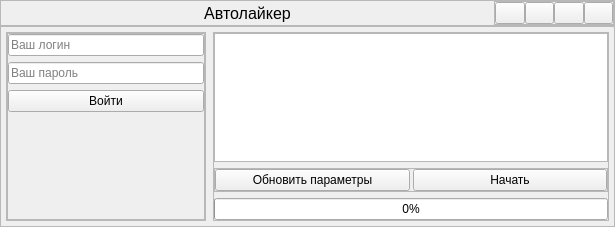
Qt form Interface/MainWindow.ui (Daniil-Solo/InstagramBot) before a commit.
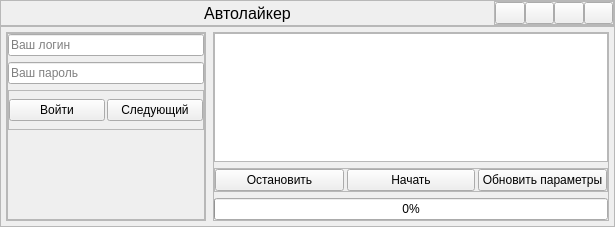
The same form after that commit. Icons and pictures are not drawn.

Commit message: add stop button and next user button

```diff
--- a/Interface/MainWindow.ui
+++ b/Interface/MainWindow.ui
@@ -242,10 +242,56 @@
               </widget>
              </item>
              <item>
-              <widget class="QPushButton" name="authorize_button">
-               <property name="text">
-                <string>Войти</string>
+              <widget class="QFrame" name="auth_buttons">
+               <property name="minimumSize">
+                <size>
+                 <width>0</width>
+                 <height>40</height>
+                </size>
                </property>
+               <property name="frameShape">
+                <enum>QFrame::StyledPanel</enum>
+               </property>
+               <property name="frameShadow">
+                <enum>QFrame::Raised</enum>
+               </property>
+               <layout class="QHBoxLayout" name="horizontalLayout_5">
+                <property name="spacing">
+                 <number>2</number>
+                </property>
+                <property name="leftMargin">
+                 <number>0</number>
+                </property>
+                <property name="topMargin">
+                 <number>0</number>
+                </property>
+                <property name="rightMargin">
+                 <number>0</number>
+                </property>
+                <property name="bottomMargin">
+                 <number>0</number>
+                </property>
+                <item>
+                 <widget class="QPushButton" name="authorize_button">
+                  <property name="maximumSize">
+                   <size>
+                    <width>16777215</width>
+                    <height>16777215</height>
+                   </size>
+                  </property>
+                  <property name="text">
+                   <string>Войти</string>
+                  </property>
+                 </widget>
+                </item>
+                <item>
+                 <widget class="QPushButton" name="next_user_button">
+                  <property name="text">
+                   <string>Следующий</string>
+                  </property>
+                 </widget>
+                </item>
+               </layout>
               </widget>
              </item>
              <item>
@@ -335,19 +381,38 @@
               <number>0</number>
              </property>
              <item>
-              <widget class="QPushButton" name="update_parameters_button">
+              <widget class="QPushButton" name="stop_button">
                <property name="text">
-                <string>Обновить параметры</string>
+                <string>Остановить</string>
                </property>
               </widget>
              </item>
              <item>
               <widget class="QPushButton" name="start_button">
+               <property name="maximumSize">
+                <size>
+                 <width>16777215</width>
+                 <height>16777215</height>
+                </size>
+               </property>
                <property name="text">
                 <string>Начать</string>
                </property>
               </widget>
              </item>
+             <item>
+              <widget class="QPushButton" name="update_parameters_button">
+               <property name="maximumSize">
+                <size>
+                 <width>16777215</width>
+                 <height>16777215</height>
+                </size>
+               </property>
+               <property name="text">
+                <string>Обновить параметры</string>
+               </property>
+              </widget>
+             </item>
             </layout>
            </widget>
           </item>
```
The commit also changes 5 other files.
